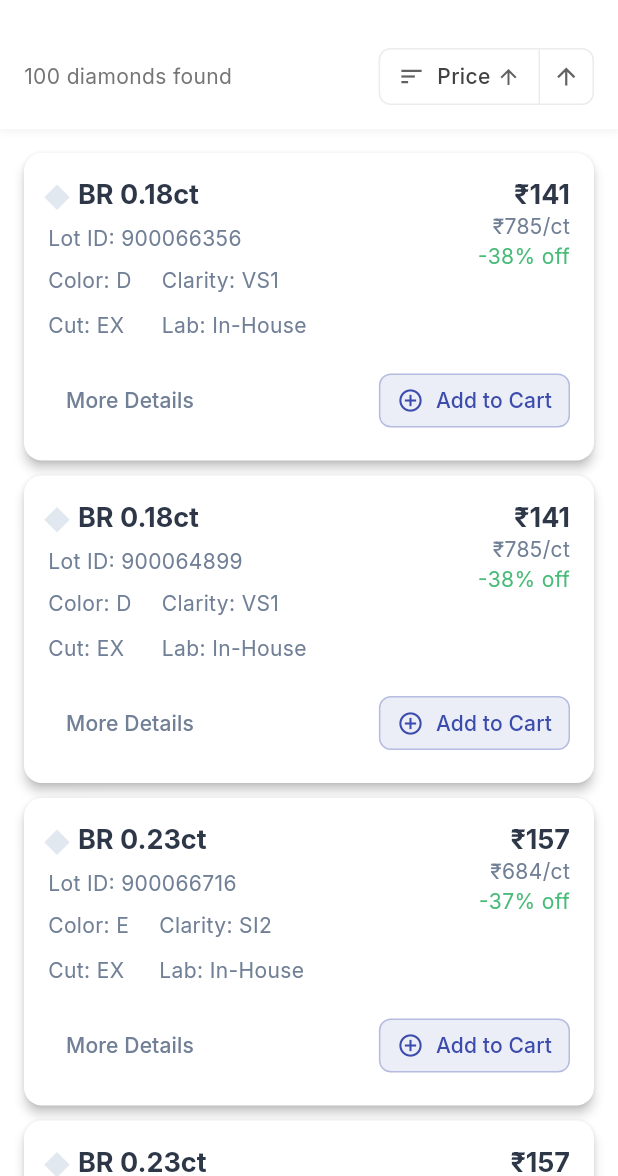
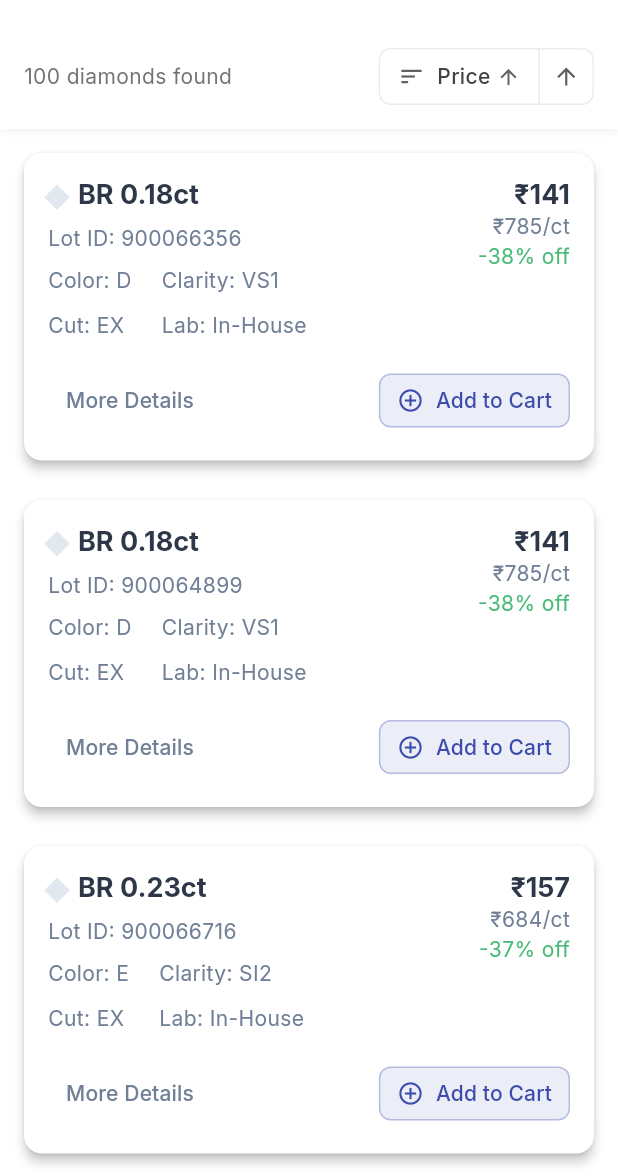
Before and after one commit to rohits673/kgk_diamonds, a Flutter app: the screen it shows after launch, after a tap on "Search", on a phone screen of 412 x 824 dp, the part 60-1236 px from its top. Run offline on Flutter 3.47's test engine with Material 3 defaults, Android fonts, the phone set to English and light mode, and no system bars; our stand-ins replace flutter_bloc, get_it, google_fonts, hive, hive_flutter; accounts and stored records are empty.

Commit message:
screenshots added

```diff
--- a/lib/presentation/pages/results_page.dart
+++ b/lib/presentation/pages/results_page.dart
@@ -203,9 +203,12 @@ class _ResultsPageState extends State<ResultsPage> {
                     itemCount: diamonds.length,
                     itemBuilder: (context, index) {
                       final diamond = diamonds[index];
-                      return DiamondCard(
-                          diamond: diamond,
-                          isInCart: state.cartDiamonds.contains(diamond));
+                      return Padding(
+                        padding: const EdgeInsets.only(bottom: 16),
+                        child: DiamondCard(
+                            diamond: diamond,
+                            isInCart: state.cartDiamonds.contains(diamond)),
+                      );
                     },
                   );
                 },
```
Also changed, not shown: 5 other files.
